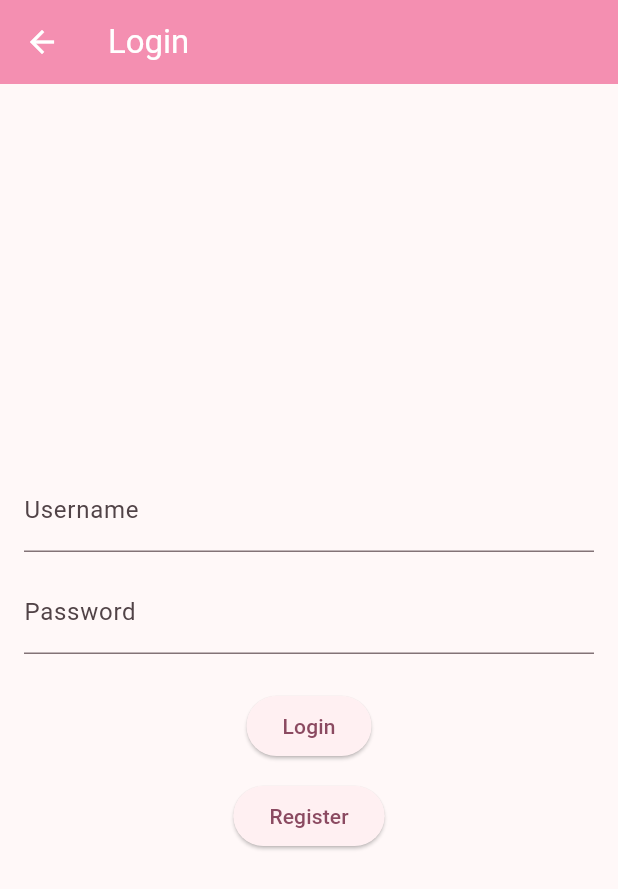
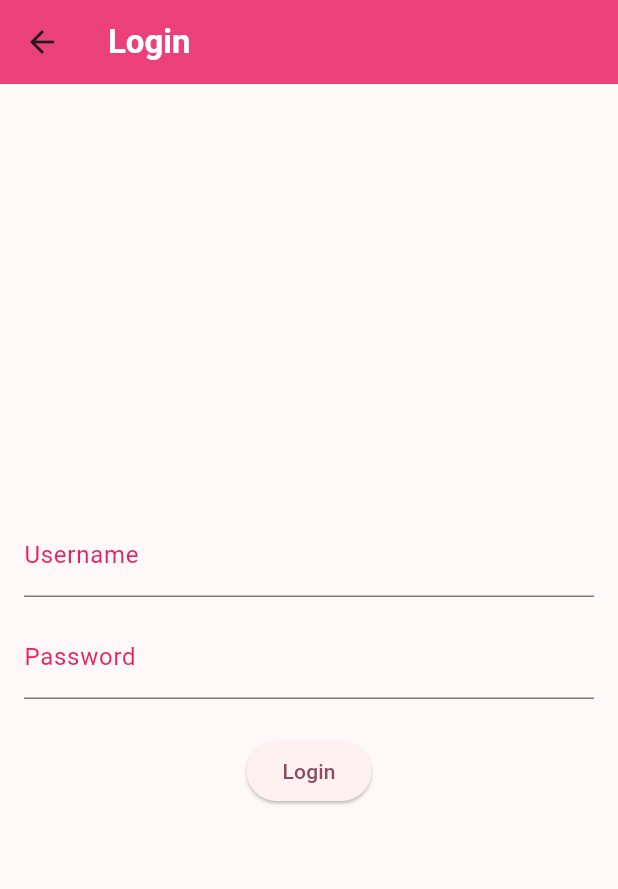
Before and after one commit to PBP-D05/bookmates_mobile, a Flutter app: the screen it shows after launch, after a tap on "Login", on a phone screen of 412 x 824 dp. Shown: the top 889 px of the screen. Run offline on Flutter 3.47's test engine with Material 3 defaults, Android fonts, the phone set to English and light mode, and no system bars; our stand-ins replace flutter_rating_bar; missing offline and left inert: pbp_django_auth.

Commit message:
Final screen for LoginRegister

```diff
--- a/lib/LoginRegister/screens/login.dart
+++ b/lib/LoginRegister/screens/login.dart
@@ -1,16 +1,8 @@
-import 'package:bookmates_mobile/LoginRegister/screens/register.dart';
-import 'package:bookmates_mobile/Ratings/model/reviews.dart';
-import 'package:bookmates_mobile/Ratings/screen/ratingPage.dart';
-// import 'package:bookmates_mobile/main.dart';
 import 'package:flutter/material.dart';
-//import 'package:inventory_mobile/screens/register.dart';
 import 'package:pbp_django_auth/pbp_django_auth.dart';
 import 'package:provider/provider.dart';
 import 'package:bookmates_mobile/DashboardUser/screen/dashboard.dart';
-import 'package:bookmates_mobile/MengelolaBuku/screen/add_book.dart';
-// import 'package:bookmates_mobile/SearchKatalog/search_page.dart';
 import 'package:bookmates_mobile/Ratings/widget/appbar.dart';
-import 'package:bookmates_mobile/models/pengguna.dart';
 
 void main() {
   runApp(const LoginApp());
@@ -47,14 +39,7 @@ class _LoginPageState extends State<LoginPage> {
     final request = context.watch<CookieRequest>();
     final userProvider = Provider.of<UserProvider>(context, listen: false);
     return Scaffold(
-      appBar: AppBar(
-        title: const Text(
-          'Login',
-          style: TextStyle(color: Colors.white),
-        ),
-        backgroundColor: Colors.pink.shade200,
-        foregroundColor: Colors.white,
-      ),
+      appBar: myAppBar("Login"),
       body: Container(
         padding: const EdgeInsets.all(16.0),
         child: Column(
@@ -64,6 +49,10 @@ class _LoginPageState extends State<LoginPage> {
               controller: _usernameController,
               decoration: const InputDecoration(
                 labelText: 'Username',
+                labelStyle: TextStyle(color: Colors.pink),
+                focusedBorder: OutlineInputBorder(
+                borderSide: BorderSide(color: Colors.pink),
+                ),
               ),
             ),
             const SizedBox(height: 12.0),
@@ -71,6 +60,10 @@ class _LoginPageState extends State<LoginPage> {
               controller: _passwordController,
               decoration: const InputDecoration(
                 labelText: 'Password',
+                labelStyle: TextStyle(color: Colors.pink),
+                focusedBorder: OutlineInputBorder(
+                borderSide: BorderSide(color: Colors.pink),
+                ),
               ),
               obscureText: true,
             ),
@@ -104,10 +97,7 @@ class _LoginPageState extends State<LoginPage> {
                     ..hideCurrentSnackBar()
                     ..showSnackBar(SnackBar(
                         content: Text("$message Selamat datang, $uname.")));
-                  Navigator.push(
-                    context,
-                    MaterialPageRoute(builder: (context) => DashboardPage()),
-                  );
+
                 } else {
                   showDialog(
                     context: context,
@@ -128,17 +118,6 @@ class _LoginPageState extends State<LoginPage> {
               },
               child: const Text('Login'),
             ),
-            const SizedBox(height: 12.0),
-            ElevatedButton(
-              onPressed: () {
-                // Navigate to Register Page
-                Navigator.push(
-                  context,
-                  MaterialPageRoute(builder: (context) => RegisterPage()),
-                );
-              },
-              child: const Text('Register'),
-            )
           ],
         ),
       ),
```
Also changed, not shown: lib/LoginRegister/screens/register.dart (+16 -12 lines).
